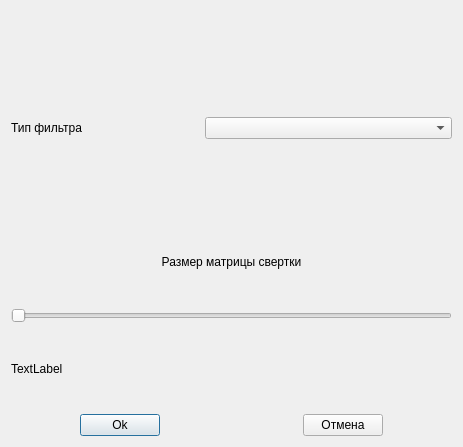
Above: Filters/KernelFilters/kernelfiltereditor.ui from ptaxom/CurseWork before the change. Below: the same form after it.
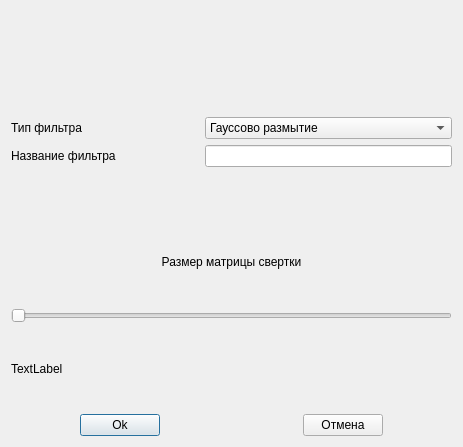
That is the form after the change.

Diff of the .ui file:
```diff
--- a/Filters/KernelFilters/kernelfiltereditor.ui
+++ b/Filters/KernelFilters/kernelfiltereditor.ui
@@ -59,7 +59,32 @@
       </widget>
      </item>
      <item row="0" column="1">
-      <widget class="QComboBox" name="comboBox"/>
+      <widget class="QComboBox" name="comboBox">
+       <item>
+        <property name="text">
+         <string>Гауссово размытие</string>
+        </property>
+       </item>
+       <item>
+        <property name="text">
+         <string>Медианное размытие</string>
+        </property>
+       </item>
+      </widget>
+     </item>
+     <item row="1" column="0">
+      <widget class="QLabel" name="label_3">
+       <property name="text">
+        <string>Название фильтра</string>
+       </property>
+      </widget>
+     </item>
+     <item row="1" column="1">
+      <widget class="QLineEdit" name="lineEdit">
+       <property name="maxLength">
+        <number>20</number>
+       </property>
+      </widget>
      </item>
     </layout>
    </item>
```
Left out of the diff: 13 changed lines with no effect on the pictures.
